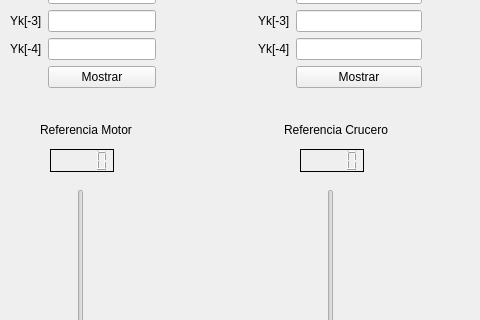
Above: mainwindow.ui from rucoma00/Discr_Loops_Simulator before the change; both pictures show x 0 to 480 and y 141 to 461 of the 1146 by 681 pixel window. Below: the same form after it.
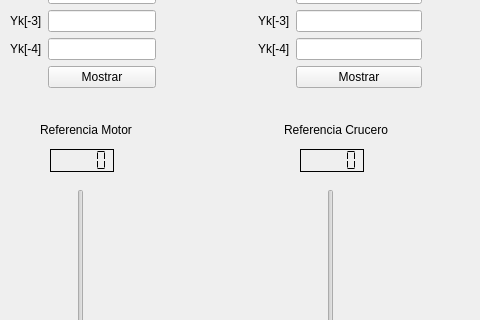
That is the form after the change. Custom widgets are drawn as their Qt base class.

Commit message: Añadir actualización en tiempo real de gráficas

```diff
--- a/mainwindow.ui
+++ b/mainwindow.ui
@@ -17,7 +17,10 @@
    </font>
   </property>
   <property name="windowTitle">
-   <string>MainWindow</string>
+   <string>Trabajo-tiempo-real</string>
+  </property>
+  <property name="autoFillBackground">
+   <bool>false</bool>
   </property>
   <property name="iconSize">
    <size>
@@ -112,6 +115,12 @@
     <property name="frameShadow">
      <enum>QFrame::Plain</enum>
     </property>
+    <property name="smallDecimalPoint">
+     <bool>false</bool>
+    </property>
+    <property name="segmentStyle">
+     <enum>QLCDNumber::Flat</enum>
+    </property>
    </widget>
    <widget class="QLCDNumber" name="LCDN_refc">
     <property name="geometry">
@@ -128,6 +137,9 @@
     <property name="frameShadow">
      <enum>QFrame::Plain</enum>
     </property>
+    <property name="segmentStyle">
+     <enum>QLCDNumber::Flat</enum>
+    </property>
    </widget>
    <widget class="QSlider" name="VS_refc">
     <property name="geometry">
@@ -459,6 +471,14 @@
   </widget>
   <widget class="QStatusBar" name="statusbar"/>
  </widget>
+ <customwidgets>
+  <customwidget>
+   <class>QCustomPlot</class>
+   <extends>QWidget</extends>
+   <header location="global">qcustomplot.h</header>
+   <container>1</container>
+  </customwidget>
+ </customwidgets>
  <resources/>
  <connections>
   <connection>
```
Left out of the diff: 20 changed lines with no effect on the pictures. The commit also changes 2 other files.
